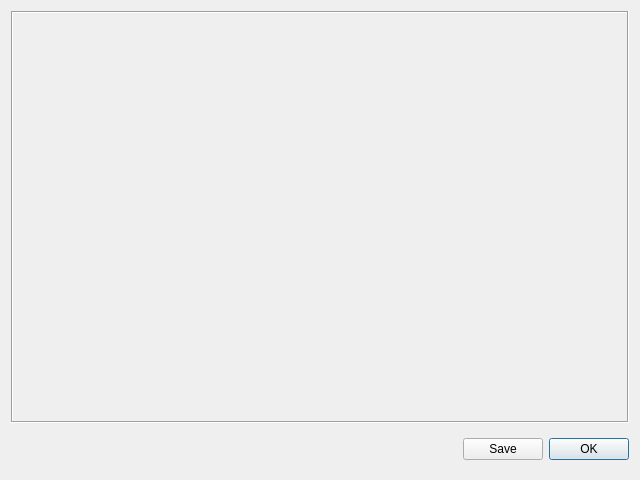
First picture: the form in resources/ui/coverviewdialog.ui, repository evertonstz/wiibafu, before the edit.
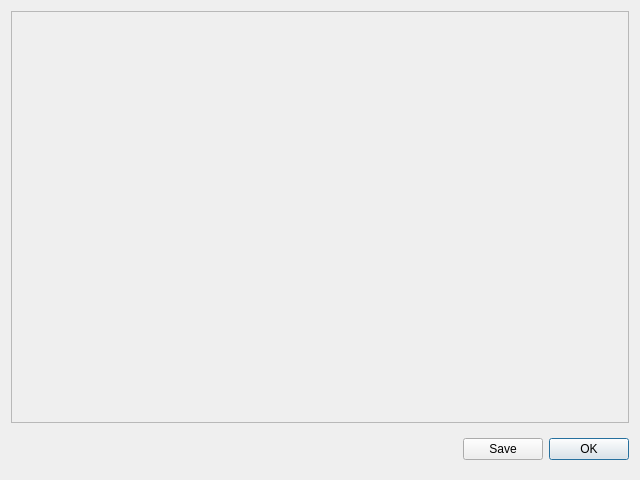
Second picture: the form after the edit. Icons and pictures are not drawn.

Patch:
```diff
--- a/resources/ui/coverviewdialog.ui
+++ b/resources/ui/coverviewdialog.ui
@@ -24,7 +24,7 @@
    <item row="0" column="0">
     <widget class="QFrame" name="frame_Cover">
      <property name="frameShape">
-      <enum>QFrame::Box</enum>
+      <enum>QFrame::StyledPanel</enum>
      </property>
      <property name="frameShadow">
       <enum>QFrame::Sunken</enum>
```
Left out of the diff: 4 changed lines with no effect on the pictures.
